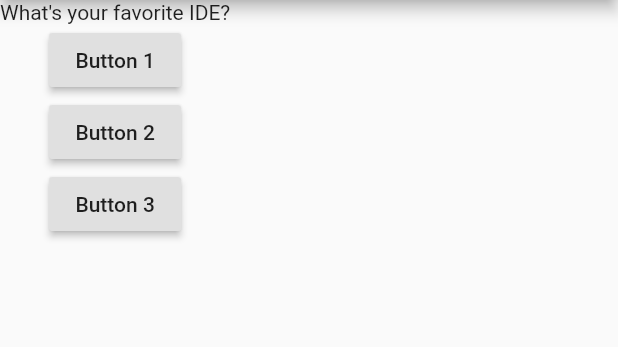
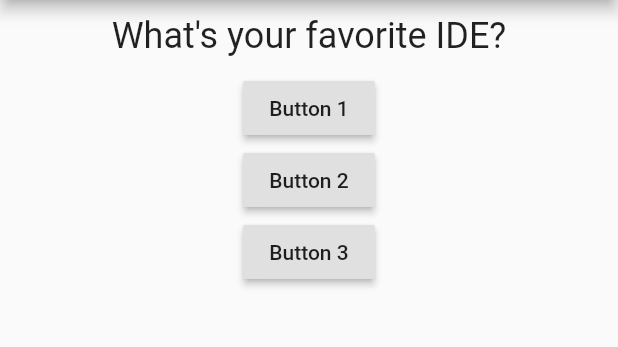
Before and after one commit to lhmisho/Flutter-beginning, a Flutter app: the screen it shows after launch, on a phone screen of 412 x 824 dp, the part 84-431 px from its top. Run offline on Flutter 3.47's test engine with Material 2 defaults, Android fonts, the phone set to English and light mode, and no system bars.

Commit message:
first styling

```diff
--- a/lib/questions.dart
+++ b/lib/questions.dart
@@ -7,6 +7,14 @@ class Questions extends StatelessWidget {
   Questions(this.questionText);
 
   Widget build(BuildContext context) {
-    return Text(questionText);
+    return Container(
+      width: double.infinity,
+      margin: EdgeInsets.all(10),
+      child: Text(
+        questionText,
+        style: TextStyle(fontSize: 24,),
+        textAlign: TextAlign.center,
+      ),
+    );
   }
 }
```
